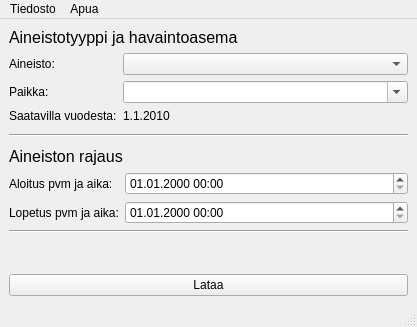
The window that gui/qtuifiles/main_window.ui (Tumetsu/FMI-weather-downloader) describes before a commit, drawn with Qt 5.
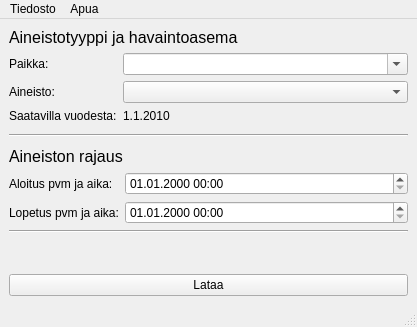
The same window after the commit.

Commit message: Changed material and location comboboxes placement. Removed invalid station

Patch:
```diff
--- a/gui/qtuifiles/main_window.ui
+++ b/gui/qtuifiles/main_window.ui
@@ -36,23 +36,13 @@
        <enum>QFormLayout::AllNonFixedFieldsGrow</enum>
       </property>
       <item row="0" column="0">
-       <widget class="QLabel" name="dataLabel">
-        <property name="text">
-         <string>Aineisto:</string>
-        </property>
-       </widget>
-      </item>
-      <item row="0" column="1">
-       <widget class="QComboBox" name="dataSelectionCombobox"/>
-      </item>
-      <item row="1" column="0">
        <widget class="QLabel" name="placeLabel_daily">
         <property name="text">
          <string>Paikka:</string>
         </property>
        </widget>
       </item>
-      <item row="1" column="1">
+      <item row="0" column="1">
        <widget class="QComboBox" name="stationComboBox">
         <property name="toolTip">
          <string>Valitse sääasema, jonka tiedot tahdot ladata</string>
@@ -65,6 +55,16 @@
         </property>
        </widget>
       </item>
+      <item row="1" column="0">
+       <widget class="QLabel" name="dataLabel">
+        <property name="text">
+         <string>Aineisto:</string>
+        </property>
+       </widget>
+      </item>
+      <item row="1" column="1">
+       <widget class="QComboBox" name="dataSelectionCombobox"/>
+      </item>
       <item row="2" column="0">
        <widget class="QLabel" name="availableFromLabel">
         <property name="text">
```
The commit also changes 2 other files.
